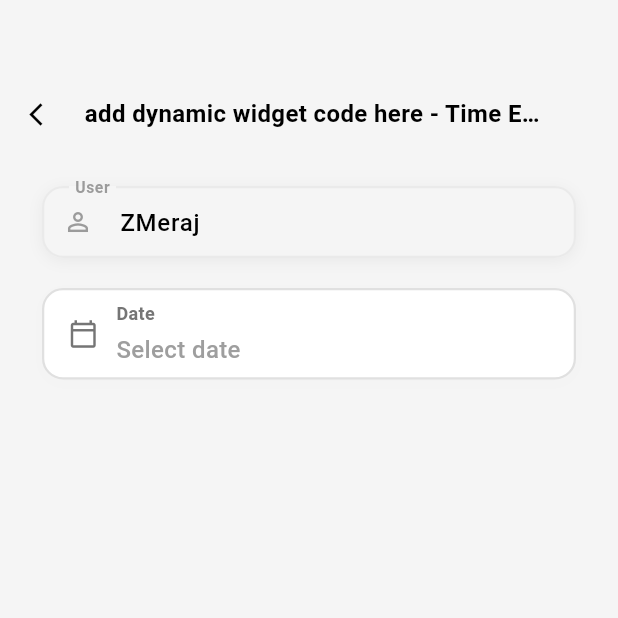
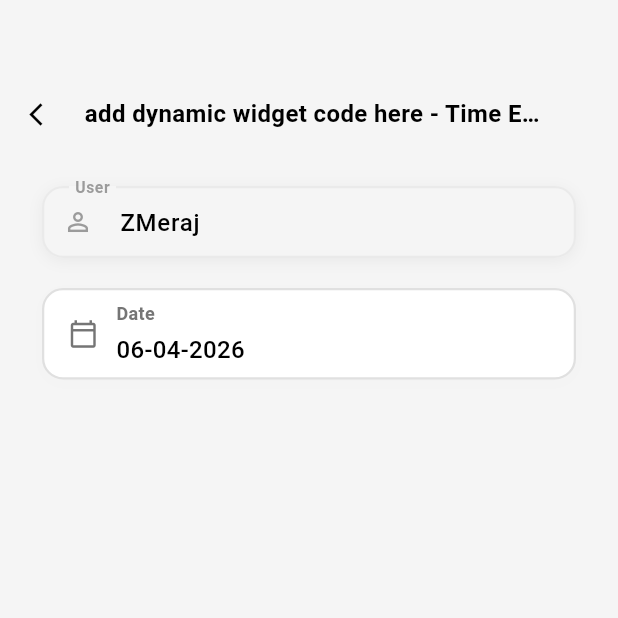
Before and after one commit to ankit76350dsv/dsv360_mobile_app, a Flutter app: the RequestTimeEntriesScreen screen opened directly, on a phone screen of 412 x 824 dp, the top half of it. Run offline on Flutter 3.47's test engine with Material 3 defaults, Android fonts, the phone set to English and light mode, and no system bars; our stand-ins replace connectivity_plus, dio, file_picker, fl_chart, flutter_riverpod, flutter_speed_dial and 4 more; missing offline and left inert: crop_your_image, syncfusion_flutter_pdfviewer, zcatalyst_sdk; accounts and stored records are empty; generated files the repository leaves out were written again.

Commit message:
inProgress: dateFixed on RequestEntryPage

```diff
--- a/lib/features/time_entry/view/pages/request_time_entries_screen.dart
+++ b/lib/features/time_entry/view/pages/request_time_entries_screen.dart
@@ -1,4 +1,5 @@
 import 'package:dsv360/core/constants/theme.dart';
+import 'package:dsv360/features/time_entry/model/time_entry_model.dart';
 import 'package:dsv360/features/time_entry/view/pages/timer_service.dart';
 import 'package:dsv360/views/widgets/TopBar.dart';
 import 'package:dsv360/views/widgets/custom_input_field.dart';
@@ -7,7 +8,13 @@ import 'package:intl/intl.dart';
 
 
 class RequestTimeEntriesScreen extends StatefulWidget {
-  const RequestTimeEntriesScreen({super.key});
+
+
+  final TimeEntry? editingEntry; // For editing existing entry
+
+  const RequestTimeEntriesScreen({super.key, this.editingEntry,});
+
+
 
   @override
   State<RequestTimeEntriesScreen> createState() => _RequestTimeEntriesScreenState();
@@ -79,6 +86,18 @@ class _RequestTimeEntriesScreenState extends State<RequestTimeEntriesScreen> {
     super.initState();
      _userController = TextEditingController(text: "ZMeraj"); //replace it with dynamic value later
      _dateController = TextEditingController();
+
+     _selectedDate = DateTime.now();
+
+     _dateController.text = DateFormat('dd-MM-yyyy').format(_selectedDate!);
+
+     if(widget.editingEntry != null){
+
+      final entry = widget.editingEntry!;
+      _selectedDate = entry.date;
+      _dateController.text = DateFormat('dd-MM-yyyy').format(entry.date);
+
+     }
 
 
 
```
